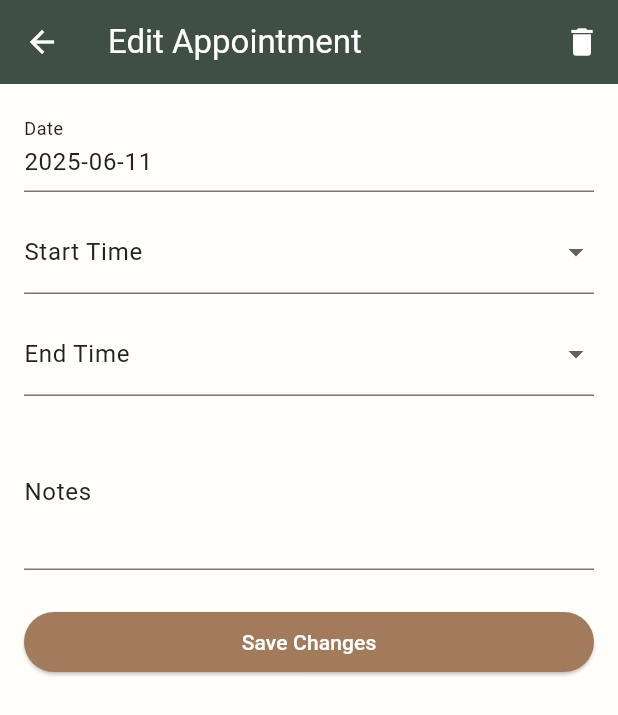
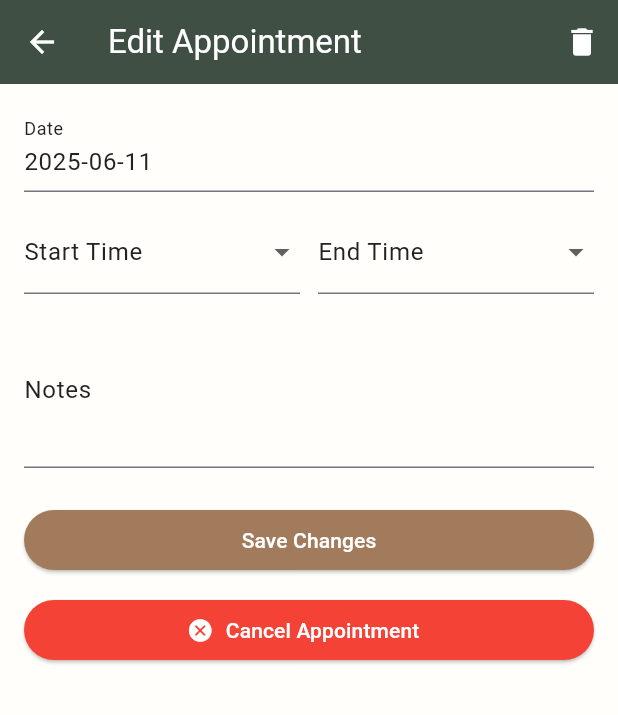
Before and after one commit to AminBihamta/homely, a Flutter app: the EditAppointmentPage screen opened directly with empty values, on a phone screen of 412 x 824 dp. Shown: the top 715 px of the screen. Run offline on Flutter 3.47's test engine with Material 3 defaults, Android fonts, the light colour scheme and no system bars; our stand-ins replace cloud_firestore, firebase_auth, firebase_core; accounts and stored records are empty; network calls fail.

Commit message:
addec cancellation of appointment + modified the time picking logic for booking and editing appointments

```diff
--- a/lib/appointments/edit_appointment_screen.dart
+++ b/lib/appointments/edit_appointment_screen.dart
@@ -19,15 +19,6 @@ class _EditAppointmentPageState extends State<EditAppointmentPage> {
   String? _selectedStartTime;
   String? _selectedEndTime;
 
-  final List<String> _timeSlots = [
-    '10:00 AM',
-    '11:00 AM',
-    '12:00 PM',
-    '1:00 PM',
-    '2:00 PM',
-    '3:00 PM'
-  ];
-
   @override
   void initState() {
     super.initState();
@@ -47,6 +38,25 @@ class _EditAppointmentPageState extends State<EditAppointmentPage> {
     _selectedEndTime = widget.appointment['endTime'];
   }
 
+  List<String> _generateTimeSlots(DateTime date) {
+    final now = DateTime.now();
+    final slots = <String>[];
+    for (int hour = 5; hour <= 22; hour++) {
+      final slotTime = DateTime(date.year, date.month, date.day, hour);
+      if (date.isAfter(DateTime(now.year, now.month, now.day)) ||
+          (date.year == now.year && date.month == now.month && date.day == now.day && slotTime.isAfter(now))) {
+        final formatted = TimeOfDay(hour: hour, minute: 0).format(context);
+        slots.add(formatted);
+      }
+    }
+    return slots;
+  }
+
+  List<String> get _timeSlots {
+    if (_selectedDate == null) return [];
+    return _generateTimeSlots(_selectedDate!);
+  }
+
   Future<void> _pickDate(BuildContext context) async {
     final now = DateTime.now();
     final picked = await showDatePicker(
@@ -56,7 +66,11 @@ class _EditAppointmentPageState extends State<EditAppointmentPage> {
       lastDate: now.add(const Duration(days: 365)),
     );
     if (picked != null) {
-      setState(() => _selectedDate = picked);
+      setState(() {
+        _selectedDate = picked;
+        _selectedStartTime = null;
+        _selectedEndTime = null;
+      });
     }
   }
 
@@ -102,7 +116,8 @@ class _EditAppointmentPageState extends State<EditAppointmentPage> {
         padding: const EdgeInsets.all(16),
         child: Form(
           key: _formKey,
-          child: ListView(children: [
+          child: ListView(
+            children: [
               GestureDetector(
                 onTap: () => _pickDate(context),
                 child: AbsorbPointer(
@@ -123,7 +138,10 @@ class _EditAppointmentPageState extends State<EditAppointmentPage> {
                 ),
               ),
               const SizedBox(height: 12),
-            DropdownButtonFormField<String>(
+              Row(
+                children: [
+                  Expanded(
+                    child: DropdownButtonFormField<String>(
                       value: _selectedStartTime,
                       decoration: const InputDecoration(
                         labelText: 'Start Time',
@@ -137,8 +155,10 @@ class _EditAppointmentPageState extends State<EditAppointmentPage> {
                           .toList(),
                       onChanged: (value) => setState(() => _selectedStartTime = value),
                     ),
-            const SizedBox(height: 12),
-            DropdownButtonFormField<String>(
+                  ),
+                  const SizedBox(width: 12),
+                  Expanded(
+                    child: DropdownButtonFormField<String>(
                       value: _selectedEndTime,
                       decoration: const InputDecoration(
                         labelText: 'End Time',
@@ -151,6 +171,9 @@ class _EditAppointmentPageState extends State<EditAppointmentPage> {
                               ))
                           .toList(),
                       onChanged: (value) => setState(() => _selectedEndTime = value),
+                    ),
+                  ),
+                ],
               ),
               const SizedBox(height: 12),
               TextFormField(
@@ -170,8 +193,44 @@ class _EditAppointmentPageState extends State<EditAppointmentPage> {
                   foregroundColor: Colors.white,
                 ),
                 child: const Text('Save Changes'),
-            )
-          ]),
+              ),
+              const SizedBox(height: 12),
+              ElevatedButton.icon(
+                icon: const Icon(Icons.cancel, color: Colors.white),
+                label: const Text('Cancel Appointment'),
+                style: ElevatedButton.styleFrom(
+                  backgroundColor: Colors.red,
+                  foregroundColor: Colors.white,
+                ),
+                onPressed: () async {
+                  final confirm = await showDialog<bool>(
+                    context: context,
+                    builder: (context) => AlertDialog(
+                      title: const Text('Cancel Appointment'),
+                      content: const Text('Are you sure you want to cancel this appointment?'),
+                      actions: [
+                        TextButton(
+                          onPressed: () => Navigator.pop(context, false),
+                          child: const Text('No'),
+                        ),
+                        TextButton(
+                          onPressed: () => Navigator.pop(context, true),
+                          child: const Text('Yes'),
+                        ),
+                      ],
+                    ),
+                  );
+                  if (confirm == true) {
+                    await AppointmentService.deleteAppointment(widget.appointment['id']);
+                    ScaffoldMessenger.of(context).showSnackBar(
+                      const SnackBar(content: Text('Appointment cancelled')),
+                    );
+                    Navigator.pop(context);
+                  }
+                },
+              ),
+            ],
+          ),
         ),
       ),
     );
```
Also changed, not shown: lib/appointments/book_appointment_screen.dart (+36 -14 lines), lib/appointments/current_appointments_screen.dart (+37 -3 lines). Lines whose indentation alone changed are shown as unchanged.
